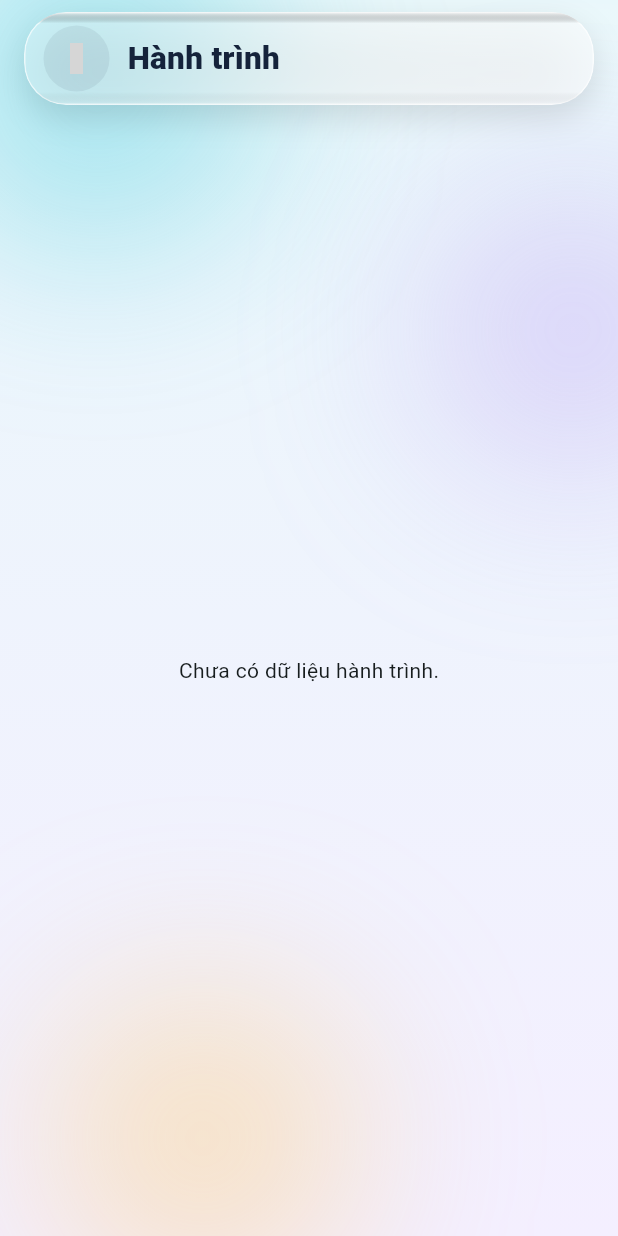
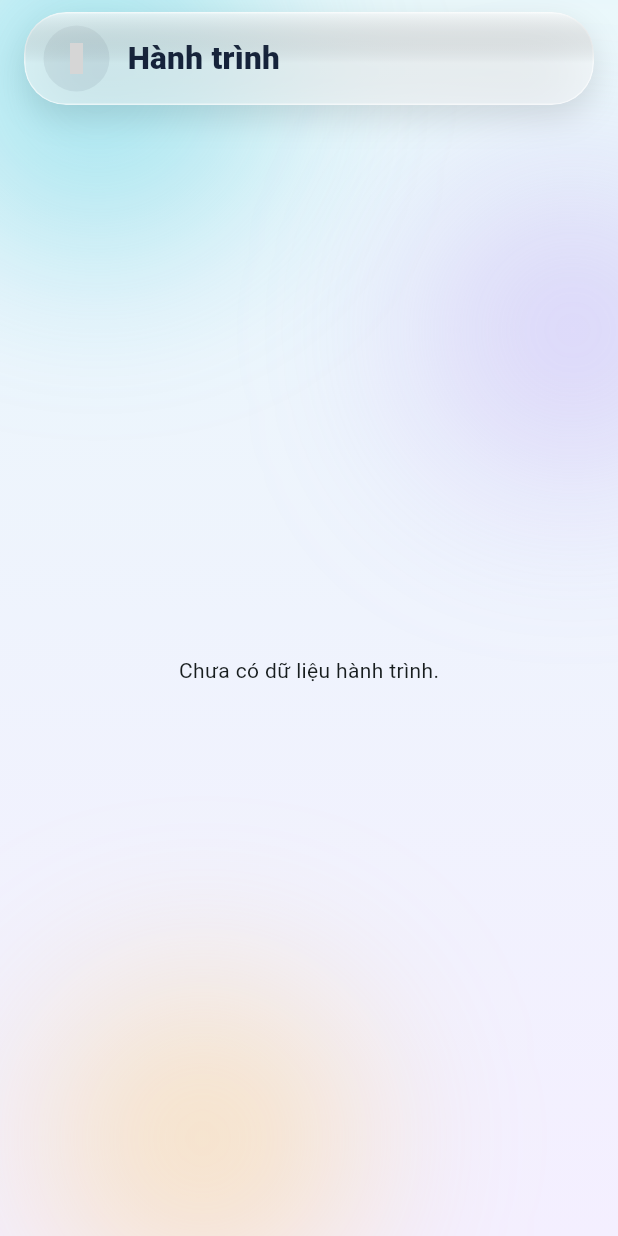
Before and after one commit to hvan128/wonderlens, a Flutter app: the TimelineScreen screen opened by its route, on a phone screen of 412 x 824 dp. Run offline on Flutter 3.47's test engine with Material 3 defaults, Android fonts, the phone set to English and light mode, and no system bars; drawn by our look-alikes of flutter_animate; our stand-ins replace camera, flutter_riverpod, flutter_tts, go_router, hive_flutter, material_symbols_icons and 3 more; accounts and stored records are empty; grey boxes are pictures that could not be loaded.

Commit message:
fix: camera đen khi quay lại + glass sạch hơn
- RouteObserver: nhả camera khi bị màn khác phủ, mở lại khi pop về
  (tránh giữ AVCaptureSession + xung đột video player → preview đen).
- GlassSurface: bỏ ColorFilter bão hoà (gây viền tối ở mép), blur thuần,
  lớp kính trong hơn, sheen dịu.

```diff
--- /dev/null
+++ b/app/lib/app_route_observer.dart
@@ -0,0 +1,6 @@
+import 'package:flutter/widgets.dart';
+
+/// Observer toàn cục để các màn (vd camera) biết khi nào bị màn khác phủ lên
+/// (`didPushNext`) hoặc được lộ lại (`didPopNext`) — dùng để nhả/mở lại camera.
+final RouteObserver<PageRoute<dynamic>> appRouteObserver =
+    RouteObserver<PageRoute<dynamic>>();
--- a/app/lib/router.dart
+++ b/app/lib/router.dart
@@ -1,5 +1,6 @@
 import 'package:go_router/go_router.dart';
 
+import 'app_route_observer.dart';
 import 'models/object_content.dart';
 import 'screens/camera_screen.dart';
 import 'screens/collection_screen.dart';
@@ -9,6 +10,7 @@ import 'ui/ui.dart';
 
 final appRouter = GoRouter(
   initialLocation: '/onboarding',
+  observers: [appRouteObserver],
   routes: <RouteBase>[
     GoRoute(
       path: '/onboarding',
--- a/app/lib/ui/glass_surface.dart
+++ b/app/lib/ui/glass_surface.dart
@@ -1,27 +1,25 @@
 import 'dart:ui';
 
 import 'package:flutter/material.dart';
-import 'phosphor_compat.dart';
 
 import '../theme/wonder_tokens.dart';
+import 'phosphor_compat.dart';
 import 'pressable.dart';
 
 /// Hai tông kính: tối (đặt trên camera/nền rực, chữ trắng) và sáng (đặt trên
 /// nền canvas dịu, chữ đậm).
 enum GlassTone { dark, light }
 
-/// Bề mặt "liquid glass" hand-rolled theo đúng công thức:
-///  1. BackdropFilter = blur + tăng bão hoà (ColorFilter.matrix) → frost thật.
-///  2. Gradient nền (highlight chéo) cho khối thuỷ tinh.
-///  3. foregroundDecoration = vệt specular sáng ở đỉnh + rim mờ ở đáy.
-///  4. Viền hairline trắng + shadow mềm.
+/// Bề mặt "liquid glass": làm nhoè nền phía sau + lớp phủ trong mờ + viền
+/// hairline + một vệt sáng (sheen) dịu ở đỉnh. Cố ý KHÔNG dùng ColorFilter bão
+/// hoà trên BackdropFilter vì nó gây viền tối ở mép (artifact premultiplied
+/// alpha) — chỉ blur thuần cho sạch.
 class GlassSurface extends StatelessWidget {
   final Widget child;
   final GlassTone tone;
   final double radius;
   final EdgeInsetsGeometry padding;
   final double? blur;
-  final double? saturation;
   final Color? tint;
   final double? tintOpacity;
   final List<BoxShadow>? shadows;
@@ -35,7 +33,6 @@ class GlassSurface extends StatelessWidget {
     this.radius = WonderTokens.radiusLg,
     this.padding = const EdgeInsets.all(WonderTokens.space16),
     this.blur,
-    this.saturation,
     this.tint,
     this.tintOpacity,
     this.shadows,
@@ -49,47 +46,41 @@ class GlassSurface extends StatelessWidget {
   Widget build(BuildContext context) {
     final br = BorderRadius.circular(radius);
     final baseTint = tint ?? (_dark ? WonderColors.ink : Colors.white);
-    final op = tintOpacity ?? (_dark ? 0.40 : 0.58);
-    final borderC = Colors.white.withValues(alpha: _dark ? 0.22 : 0.65);
-    final specTop = _dark ? 0.28 : 0.62;
-    final sat = saturation ?? (_dark ? 1.7 : 1.25);
+    final op = tintOpacity ?? (_dark ? 0.34 : 0.46);
+    final borderC = Colors.white.withValues(alpha: _dark ? 0.24 : 0.55);
+    final sheen = _dark ? 0.14 : 0.30;
     final sigma = blur ?? WonderTokens.glassBlur;
 
     Widget panel = ClipRRect(
       borderRadius: br,
       child: BackdropFilter(
-        filter: ImageFilter.compose(
-          outer: ColorFilter.matrix(_saturate(sat)),
-          inner: ImageFilter.blur(sigmaX: sigma, sigmaY: sigma),
-        ),
+        filter: ImageFilter.blur(sigmaX: sigma, sigmaY: sigma),
         child: Container(
           padding: padding,
           decoration: BoxDecoration(
             borderRadius: br,
+            // Lớp tint mờ — đỉnh đậm hơn đáy chút cho cảm giác khối kính.
             gradient: LinearGradient(
-              begin: Alignment.topLeft,
-              end: Alignment.bottomRight,
+              begin: Alignment.topCenter,
+              end: Alignment.bottomCenter,
               colors: <Color>[
-                Colors.white.withValues(alpha: _dark ? 0.16 : 0.36),
+                baseTint.withValues(alpha: (op + 0.05).clamp(0.0, 1.0)),
                 baseTint.withValues(alpha: op),
-                baseTint.withValues(alpha: (op + 0.06).clamp(0.0, 1.0)),
               ],
-              stops: const <double>[0.0, 0.5, 1.0],
             ),
             border: Border.all(color: borderC, width: 1),
           ),
+          // Vệt sáng mềm ở đỉnh (không phải dải cứng) → cạnh kính "bắt sáng".
           foregroundDecoration: BoxDecoration(
             borderRadius: br,
             gradient: LinearGradient(
               begin: Alignment.topCenter,
               end: Alignment.bottomCenter,
               colors: <Color>[
-                Colors.white.withValues(alpha: specTop),
+                Colors.white.withValues(alpha: sheen),
                 Colors.transparent,
-                Colors.transparent,
-                Colors.white.withValues(alpha: _dark ? 0.05 : 0.14),
               ],
-              stops: const <double>[0.0, 0.12, 0.86, 1.0],
+              stops: const <double>[0.0, 0.55],
             ),
           ),
           child: child,
@@ -109,19 +100,6 @@ class GlassSurface extends StatelessWidget {
       panel = Pressable(onTap: onTap, semanticLabel: semanticLabel, child: panel);
     }
     return panel;
-  }
-
-  /// Ma trận 5x4 tăng/giảm bão hoà giữ nguyên độ sáng (luminance-preserving).
-  static List<double> _saturate(double s) {
-    const lr = 0.2126, lg = 0.7152, lb = 0.0722;
-    final inv = 1 - s;
-    final r = inv * lr, g = inv * lg, b = inv * lb;
-    return <double>[
-      r + s, g, b, 0, 0, //
-      r, g + s, b, 0, 0, //
-      r, g, b + s, 0, 0, //
-      0, 0, 0, 1, 0, //
-    ];
   }
 }
 
```
Also changed, not shown: app/lib/screens/camera_screen.dart (+26 -1 lines).
